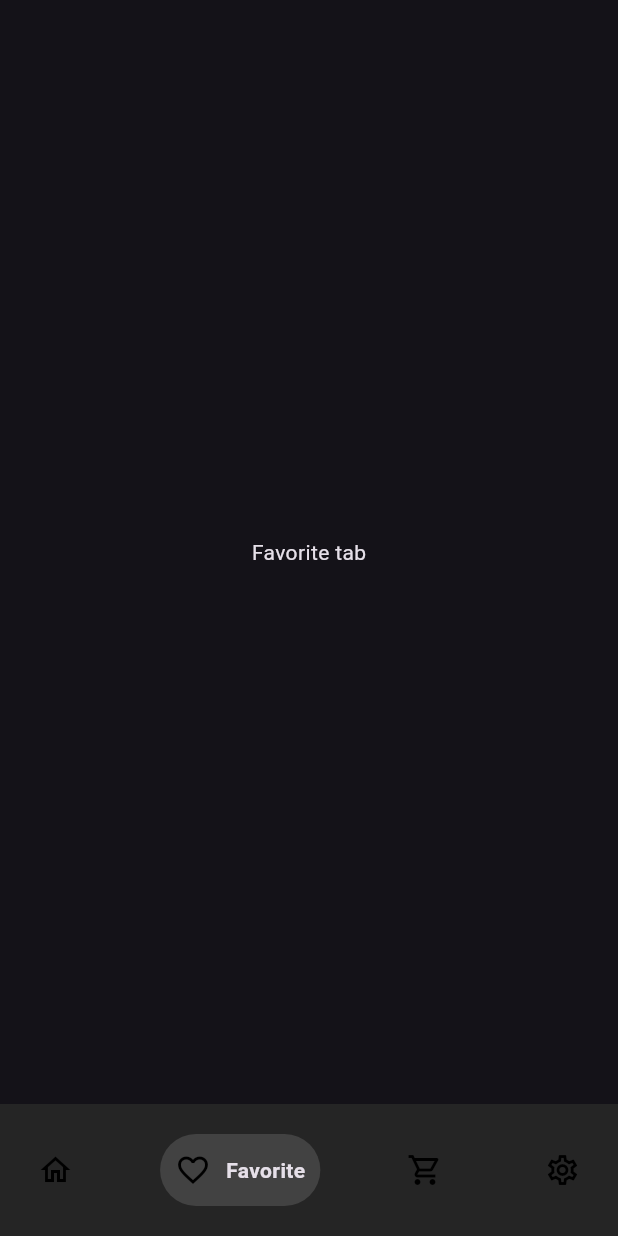
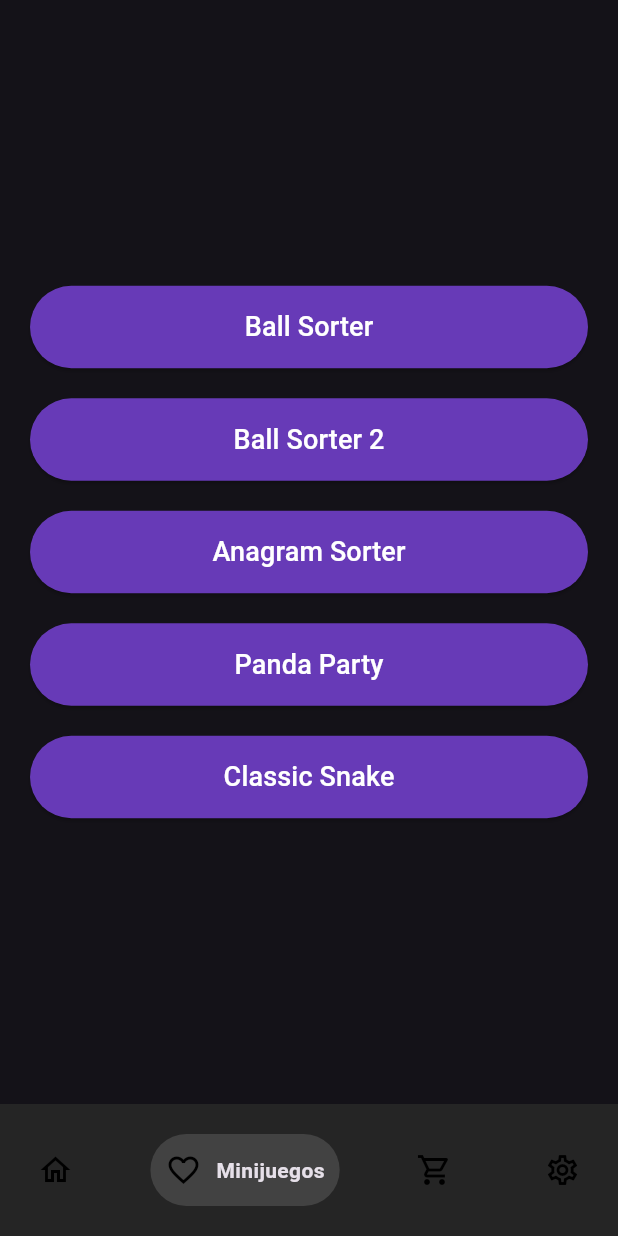
Before and after one commit to PepeRCx/trivia-quest, a Flutter app: the screen it shows once a user with an empty profile is signed in, item 2 of the bottom bar chosen, on a phone screen of 412 x 824 dp. Run offline on Flutter 3.47's test engine with Material 3 defaults, Android fonts, the phone set to English and light mode, and no system bars; drawn by our look-alikes of google_nav_bar; our stand-ins replace audioplayers, firebase_auth, firebase_core, flutter_blue_plus, flutter_speed_dial; accounts and stored records are empty; generated files the repository leaves out were written again.

Commit message:
[IMP] favorites tab changed for minigames

```diff
--- a/lib/components/main_button.dart
+++ b/lib/components/main_button.dart
@@ -19,10 +19,10 @@ class MainButton extends StatelessWidget {
         height: 55,
         child: ElevatedButton(
           style: ElevatedButton.styleFrom(
-            backgroundColor: const Color.fromARGB(255, 28, 251, 255)
+            backgroundColor: Colors.deepPurple
           ),
           onPressed: onPressed,
-          child: Text(text, style: TextStyle(fontSize: 18, color: Colors.black)),
+          child: Text(text, style: TextStyle(fontSize: 18, color: Colors.white)),
         ),
       ),
     );
--- a/lib/pages/home.dart
+++ b/lib/pages/home.dart
@@ -50,7 +50,7 @@ class HomePageState extends State<HomePage> {
             },
             tabs: const [
               GButton(icon: Icons.home_outlined, text: 'Inicio'),
-              GButton(icon: Icons.favorite_border, text: 'Favorite'),
+              GButton(icon: Icons.favorite_border, text: 'Minijuegos'),
               GButton(icon: Icons.shopping_cart_outlined, text: 'Tienda'),
               GButton(icon: Icons.settings_outlined, text: 'Ajustes'),
             ],
--- a/lib/pages/tabs/favorite.dart
+++ b/lib/pages/tabs/favorite.dart
@@ -1,4 +1,5 @@
 import 'package:flutter/material.dart';
+import 'package:trivia_quest/components/main_button.dart';
 
 class FavoriteTab extends StatelessWidget {
   const FavoriteTab({super.key});
@@ -14,7 +15,40 @@ class FavoriteTab extends StatelessWidget {
               child: Column(
                 mainAxisAlignment: MainAxisAlignment.center,
                 children: [
-                  Text('Favorite tab')
+                  MainButton(
+                    text: 'Ball Sorter',
+                    onPressed: () {
+                      Navigator.pushNamed(context, '/ball_sorter');
+                    },
+                  ),
+                  SizedBox(height: 20),
+                  MainButton(
+                    text: 'Ball Sorter 2',
+                    onPressed: () {
+                      Navigator.pushNamed(context, '/ball_sorter_2');
+                    },
+                  ),
+                  SizedBox(height: 20),
+                  MainButton(
+                    text: 'Anagram Sorter',
+                    onPressed: () {
+                      Navigator.pushNamed(context, '/anagram_sorter');
+                    },
+                  ),
+                  SizedBox(height: 20),
+                  MainButton(
+                    text: 'Panda Party',
+                    onPressed: () {
+                      Navigator.pushNamed(context, '/panda_party');
+                    },
+                  ),
+                  SizedBox(height: 20),
+                  MainButton(
+                    text: 'Classic Snake',
+                    onPressed: () {
+                      Navigator.pushNamed(context, '/classic_snake');
+                    },
+                  )
                 ],
               ),
             )
```
